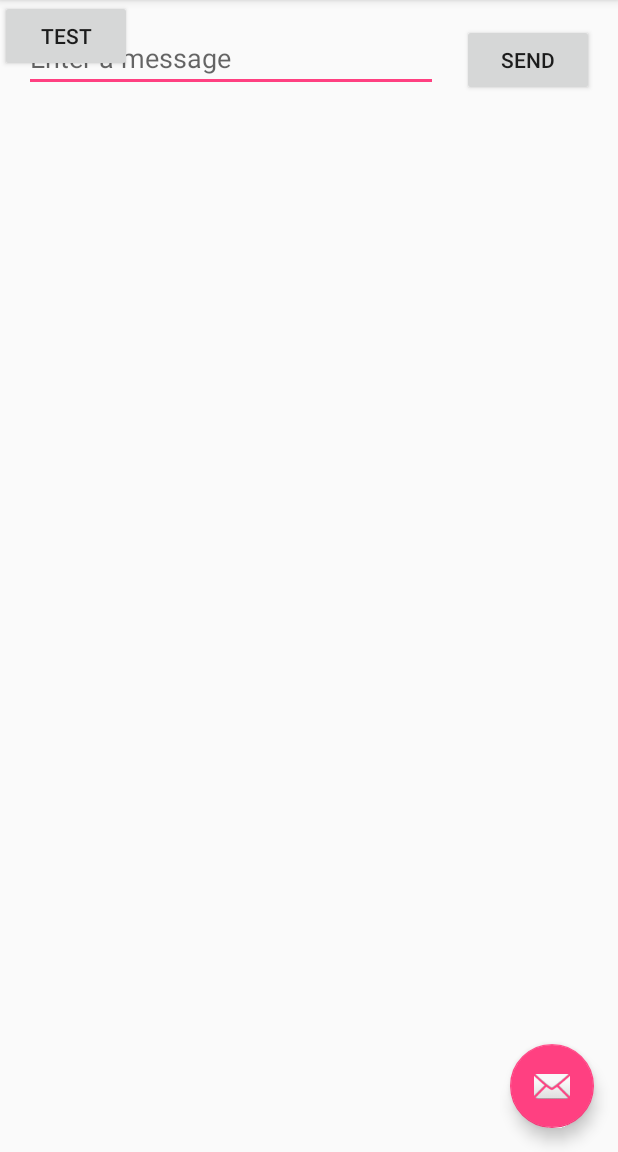
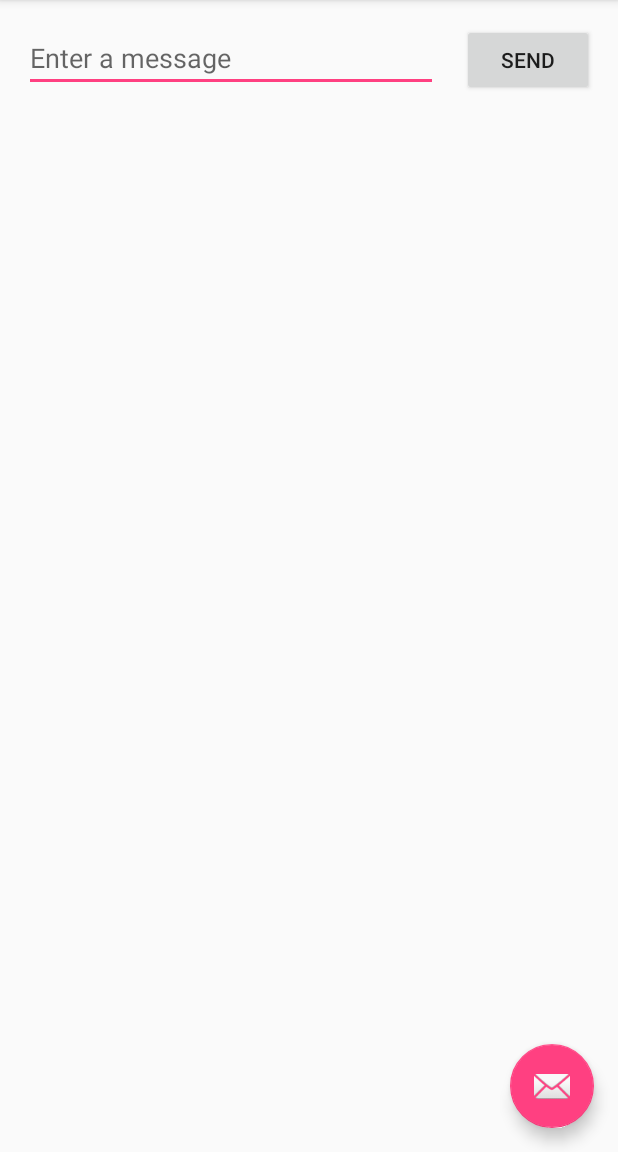
Before and after one commit to EKong-1/KiP_Old, an Android app: the screen it shows after launch (MainActivity), on a phone screen of 412 x 824 dp, the part 84-1236 px from its top. Run offline under Robolectric (Android 15) with nearby library versions, the phone set to English and light mode, and no system bars.

Commit message:
Test Recipe Database

```diff
--- a/app/src/main/java/com/example/elvin/myapplication/DBHandler.java
+++ b/app/src/main/java/com/example/elvin/myapplication/DBHandler.java
@@ -37,19 +37,19 @@ public class DBHandler extends SQLiteOpenHelper {
                 + KEY_ID + " INTEGER PRIMARY KEY," + KEY_NAME + " TEXT,"
                 + KEY_INSTRUCT_ID + " INTEGER" + ")";
 
-        String CREATE_INSTRUCTS_TABLE = "CREATE TABLE " + TABLE_INSTRUCTS + "("
-                + KEY_INSTRUCT_ID + " INTEGER PRIMARY KEY," + KEY_INSTRUCTION + " TEXT,"
-                + KEY_TIME_STAMP + " TEXT,FOREGIN KEY(" + KEY_INSTRUCT_ID +") REFERENCES "
-                + TABLE_RECIPES + "(" + KEY_INSTRUCT_ID + "))";
+//        String CREATE_INSTRUCTS_TABLE = "CREATE TABLE " + TABLE_INSTRUCTS + "("
+//                + KEY_INSTRUCT_ID + " INTEGER PRIMARY KEY," + KEY_INSTRUCTION + " TEXT,"
+//                + KEY_TIME_STAMP + " TEXT,FOREGIN KEY(" + KEY_INSTRUCT_ID +") REFERENCES "
+//                + TABLE_RECIPES + "(" + KEY_INSTRUCT_ID + "))";
 
         db.execSQL(CREATE_RECIPE_TABLE);
-        db.execSQL(CREATE_INSTRUCTS_TABLE);
+//        db.execSQL(CREATE_INSTRUCTS_TABLE);
     }
 
     @Override
     public void onUpgrade(SQLiteDatabase db, int oldVersion, int newVersion) {
         db.execSQL("DROP TABLE IF EXISTS " + TABLE_RECIPES);
-        db.execSQL("DROP TABLE IF EXISTS " + TABLE_INSTRUCTS);
+//        db.execSQL("DROP TABLE IF EXISTS " + TABLE_INSTRUCTS);
         // Creating tables again
         onCreate(db);
     }
--- a/app/src/main/java/com/example/elvin/myapplication/MainActivity.java
+++ b/app/src/main/java/com/example/elvin/myapplication/MainActivity.java
@@ -10,6 +10,9 @@ import android.view.View;
 import android.view.Menu;
 import android.view.MenuItem;
 import android.widget.EditText;
+import android.util.Log;
+
+import java.util.List;
 
 public class MainActivity extends AppCompatActivity {
     public static final String EXTRA_MESSAGE = "com.example.elvin.myapplication.MESSAGE";
@@ -17,6 +20,21 @@ public class MainActivity extends AppCompatActivity {
     protected void onCreate(Bundle savedInstanceState) {
         super.onCreate(savedInstanceState);
         setContentView(R.layout.activity_main);
+        DBHandler db = new DBHandler(this);
+        Log.d("Insert: ", "Inserting ..");
+        db.addRecipe(new Recipe(1, "PB&J", "0001"));
+        db.addRecipe(new Recipe(2, "Cereal", "0002"));
+        db.addRecipe(new Recipe(3, "Toast", "0003"));
+        db.addRecipe(new Recipe(4, "Scrambled Eggs", "0004"));
+
+        Log.d("Reading: ", "Reading all recipes ..");
+        List<Recipe> recipes = db.getAllRecipes();
+
+        for (Recipe recipe: recipes) {
+            String log = "Id: " + recipe.getId() + ", Name: " + recipe.getName() + ", InstructID: " + recipe.getInstructID();
+            Log.d("Shop: ", log);
+        }
+
         Toolbar toolbar = (Toolbar) findViewById(R.id.toolbar);
         setSupportActionBar(toolbar);
 
@@ -28,6 +46,8 @@ public class MainActivity extends AppCompatActivity {
                         .setAction("Action", null).show();
             }
         });
+
+
     }
 
     @Override
--- a/app/src/main/res/layout/content_main.xml
+++ b/app/src/main/res/layout/content_main.xml
@@ -35,11 +35,4 @@
         app:layout_constraintHorizontal_bias="0.5"
         app:layout_constraintStart_toEndOf="@+id/editText" />
 
-    <Button
-        android:id="@+id/button2"
-        android:layout_width="wrap_content"
-        android:layout_height="wrap_content"
-        android:text="Test"
-        tools:layout_editor_absoluteX="128dp"
-        tools:layout_editor_absoluteY="153dp" />
 </android.support.constraint.ConstraintLayout>
```
